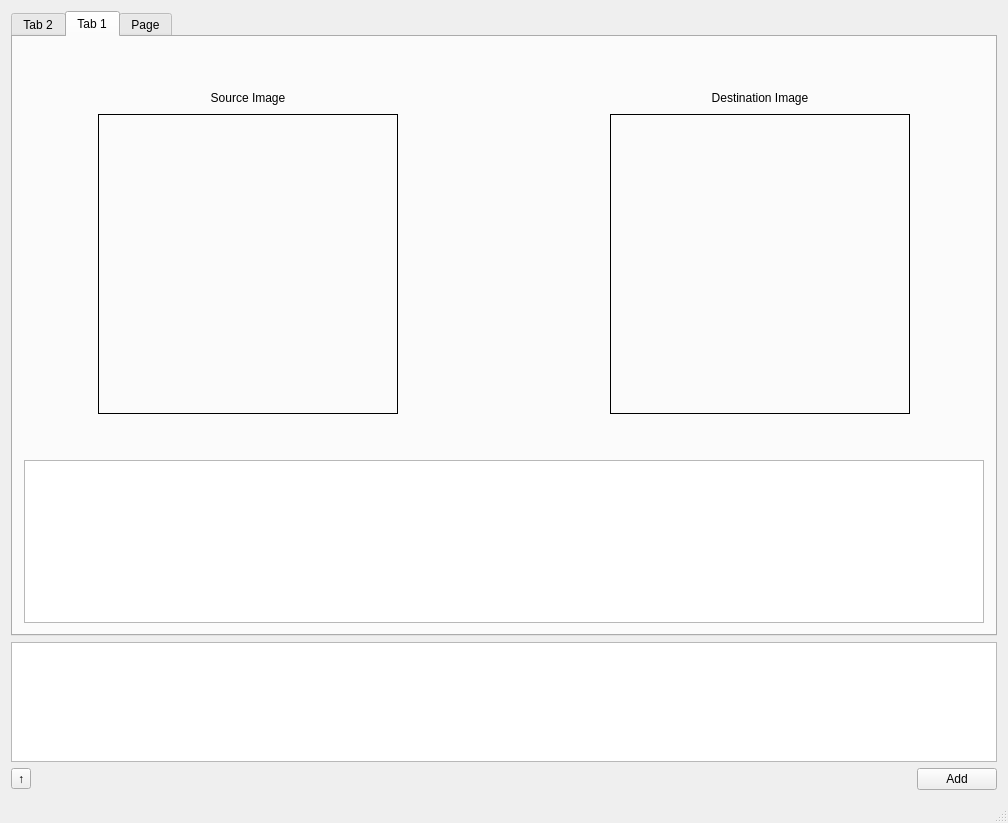
First picture: the form in bpv2/MainWindow.ui, repository dikkat/bitirme, before the edit.
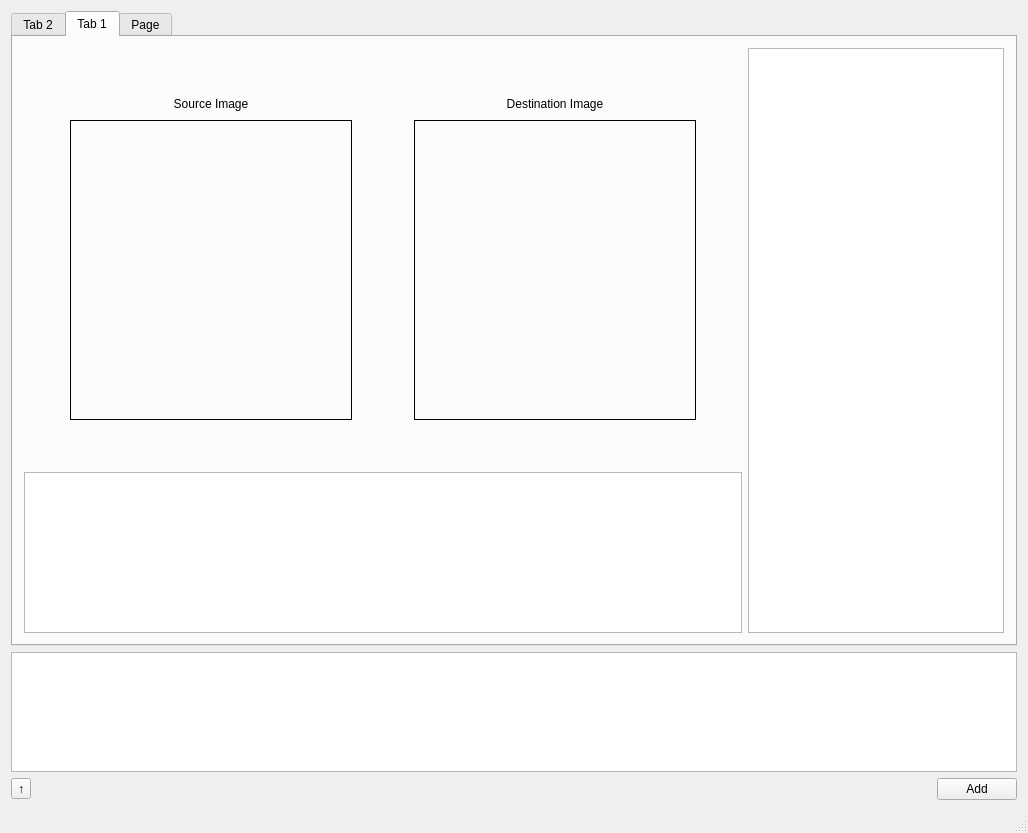
Second picture: the form after the edit.

The edit to the form file:
```diff
--- a/bpv2/MainWindow.ui
+++ b/bpv2/MainWindow.ui
@@ -6,8 +6,8 @@
    <rect>
     <x>0</x>
     <y>0</y>
-    <width>1008</width>
-    <height>823</height>
+    <width>1028</width>
+    <height>833</height>
    </rect>
   </property>
   <property name="windowTitle">
@@ -390,21 +390,15 @@
        </attribute>
        <layout class="QVBoxLayout" name="verticalLayout_2">
         <item>
-         <layout class="QGridLayout" name="gridLayout" columnstretch="0,0,0,0,0">
-          <item row="1" column="3">
-           <widget class="QLabel" name="label_2">
+         <layout class="QGridLayout" name="gridLayout" columnstretch="0,0,0,0,0,0">
+          <item row="1" column="1">
+           <widget class="QLabel" name="label">
             <property name="sizePolicy">
              <sizepolicy hsizetype="Preferred" vsizetype="Maximum">
               <horstretch>0</horstretch>
               <verstretch>0</verstretch>
              </sizepolicy>
             </property>
-            <property name="minimumSize">
-             <size>
-              <width>0</width>
-              <height>20</height>
-             </size>
-            </property>
             <property name="maximumSize">
              <size>
               <width>16777215</width>
@@ -412,46 +406,15 @@
              </size>
             </property>
             <property name="text">
-             <string>Destination Image</string>
+             <string>Source Image</string>
             </property>
             <property name="alignment">
              <set>Qt::AlignCenter</set>
             </property>
            </widget>
           </item>
-          <item row="2" column="3">
-           <widget class="QLabel" name="imageLabel_2">
-            <property name="sizePolicy">
-             <sizepolicy hsizetype="Maximum" vsizetype="Expanding">
-              <horstretch>1</horstretch>
-              <verstretch>4</verstretch>
-             </sizepolicy>
-            </property>
-            <property name="minimumSize">
-             <size>
-              <width>0</width>
-              <height>0</height>
-             </size>
-            </property>
-            <property name="maximumSize">
-             <size>
-              <width>300</width>
-              <height>300</height>
-             </size>
-            </property>
-            <property name="frameShape">
-             <enum>QFrame::Panel</enum>
-            </property>
-            <property name="text">
-             <string/>
-            </property>
-            <property name="scaledContents">
-             <bool>true</bool>
-            </property>
-           </widget>
-          </item>
-          <item row="0" column="2">
-           <spacer name="verticalSpacer_2">
+          <item row="3" column="2">
+           <spacer name="verticalSpacer_6">
             <property name="orientation">
              <enum>Qt::Vertical</enum>
             </property>
@@ -466,27 +429,11 @@
             </property>
            </spacer>
           </item>
-          <item row="2" column="0">
-           <spacer name="horizontalSpacer_3">
-            <property name="orientation">
-             <enum>Qt::Horizontal</enum>
-            </property>
-            <property name="sizeType">
-             <enum>QSizePolicy::Preferred</enum>
-            </property>
-            <property name="sizeHint" stdset="0">
-             <size>
-              <width>40</width>
-              <height>20</height>
-             </size>
-            </property>
-           </spacer>
-          </item>
           <item row="2" column="1">
            <widget class="QLabel" name="imageLabel">
             <property name="sizePolicy">
              <sizepolicy hsizetype="Maximum" vsizetype="Expanding">
-              <horstretch>1</horstretch>
+              <horstretch>2</horstretch>
               <verstretch>4</verstretch>
              </sizepolicy>
             </property>
@@ -516,6 +463,34 @@
             </property>
            </widget>
           </item>
+          <item row="1" column="3">
+           <widget class="QLabel" name="label_2">
+            <property name="sizePolicy">
+             <sizepolicy hsizetype="Preferred" vsizetype="Maximum">
+              <horstretch>0</horstretch>
+              <verstretch>0</verstretch>
+             </sizepolicy>
+            </property>
+            <property name="minimumSize">
+             <size>
+              <width>0</width>
+              <height>20</height>
+             </size>
+            </property>
+            <property name="maximumSize">
+             <size>
+              <width>16777215</width>
+              <height>20</height>
+             </size>
+            </property>
+            <property name="text">
+             <string>Destination Image</string>
+            </property>
+            <property name="alignment">
+             <set>Qt::AlignCenter</set>
+            </property>
+           </widget>
+          </item>
           <item row="4" column="0" colspan="5">
            <widget class="QListWidget" name="listWidget">
             <property name="sizePolicy">
@@ -544,6 +519,37 @@
             </property>
            </widget>
           </item>
+          <item row="2" column="3">
+           <widget class="QLabel" name="imageLabel_2">
+            <property name="sizePolicy">
+             <sizepolicy hsizetype="Maximum" vsizetype="Expanding">
+              <horstretch>2</horstretch>
+              <verstretch>4</verstretch>
+             </sizepolicy>
+            </property>
+            <property name="minimumSize">
+             <size>
+              <width>0</width>
+              <height>0</height>
+             </size>
+            </property>
+            <property name="maximumSize">
+             <size>
+              <width>300</width>
+              <height>300</height>
+             </size>
+            </property>
+            <property name="frameShape">
+             <enum>QFrame::Panel</enum>
+            </property>
+            <property name="text">
+             <string/>
+            </property>
+            <property name="scaledContents">
+             <bool>true</bool>
+            </property>
+           </widget>
+          </item>
           <item row="2" column="4">
            <spacer name="horizontalSpacer_4">
             <property name="orientation">
@@ -560,30 +566,8 @@
             </property>
            </spacer>
           </item>
-          <item row="1" column="1">
-           <widget class="QLabel" name="label">
-            <property name="sizePolicy">
-             <sizepolicy hsizetype="Preferred" vsizetype="Maximum">
-              <horstretch>0</horstretch>
-              <verstretch>0</verstretch>
-             </sizepolicy>
-            </property>
-            <property name="maximumSize">
-             <size>
-              <width>16777215</width>
-              <height>20</height>
-             </size>
-            </property>
-            <property name="text">
-             <string>Source Image</string>
-            </property>
-            <property name="alignment">
-             <set>Qt::AlignCenter</set>
-            </property>
-           </widget>
-          </item>
-          <item row="3" column="2">
-           <spacer name="verticalSpacer_6">
+          <item row="0" column="2">
+           <spacer name="verticalSpacer_2">
             <property name="orientation">
              <enum>Qt::Vertical</enum>
             </property>
@@ -608,12 +592,41 @@
             </property>
             <property name="sizeHint" stdset="0">
              <size>
-              <width>200</width>
+              <width>50</width>
               <height>20</height>
              </size>
             </property>
            </spacer>
           </item>
+          <item row="2" column="0">
+           <spacer name="horizontalSpacer_3">
+            <property name="orientation">
+             <enum>Qt::Horizontal</enum>
+            </property>
+            <property name="sizeType">
+             <enum>QSizePolicy::Preferred</enum>
+            </property>
+            <property name="sizeHint" stdset="0">
+             <size>
+              <width>40</width>
+              <height>20</height>
+             </size>
+            </property>
+           </spacer>
+          </item>
+          <item row="0" column="5" rowspan="5">
+           <widget class="QTableView" name="mainTableView">
+            <property name="selectionBehavior">
+             <enum>QAbstractItemView::SelectRows</enum>
+            </property>
+            <property name="iconSize">
+             <size>
+              <width>100</width>
+              <height>100</height>
+             </size>
+            </property>
+           </widget>
+          </item>
          </layout>
         </item>
        </layout>
```
Left out of the diff: 4 changed lines with no effect on the pictures.
